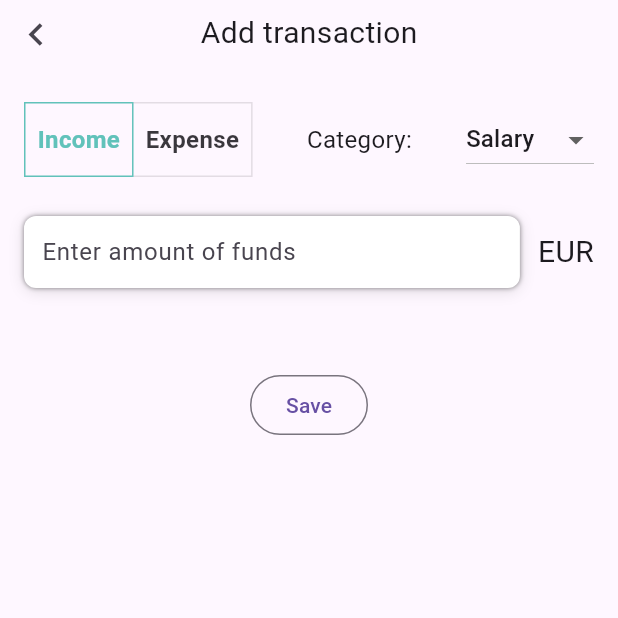
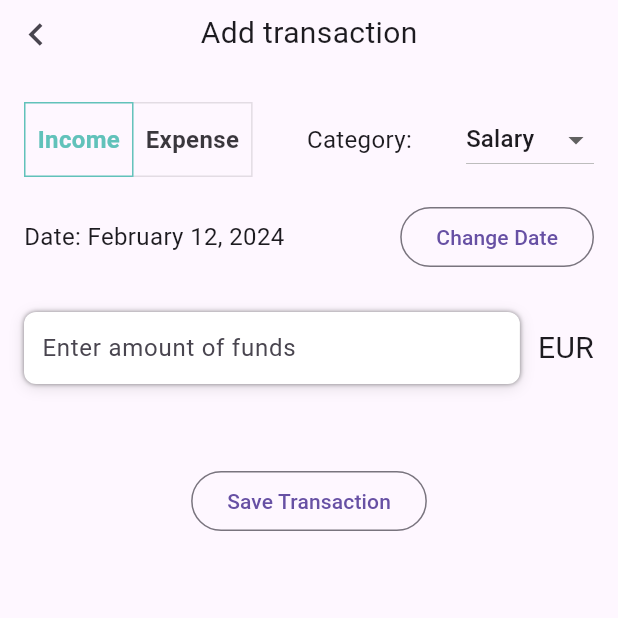
Before and after one commit to yyyosha/budget_tracker, a Flutter app: the TransactionCreateUpdateScreen screen opened by its route, on a phone screen of 412 x 824 dp, the top half of it. Run offline on Flutter 3.47's test engine with Material 3 defaults, Android fonts, the phone set to English and light mode, and no system bars; our stand-ins replace calendar_date_picker2, fl_chart, get, hive, hive_flutter; accounts and stored records are empty.

```diff
--- a/lib/app/theme/sizes.dart
+++ b/lib/app/theme/sizes.dart
@@ -1,12 +1,19 @@
 class AppSizes {
+  // padding
   static const paddingCore = 8.0;
   static const paddingSmall = 12.0;
   static const paddingMedium = 16.0;
   static const paddingLarge = 24.0;
 
+  // fontSize
+  static const fontSizeSmall = 16.0;
+  static const fontSizeMedium = 18.0;
+  static const fontSizeLarge = 20.0;
+
+  // height
   static const appBarHeight = 44.0;
+  static const cardHeaderHeight = 32.0;
 
+  // radius
   static const radius = 8.0;
-
-  static const cardHeaderHeight = 32.0;
 }
--- a/lib/presentation/controllers/transaction/create_update/controller.dart
+++ b/lib/presentation/controllers/transaction/create_update/controller.dart
@@ -18,6 +18,7 @@ class TransactionCreateUpdateController extends GetxController {
   final amountControllerError = false.obs;
   final type = EnumTransactionType.income.obs;
   final category = TransactionCategory.values.first.obs;
+  final transactionDate = DateTime.now().obs;
   final itemId = "".obs;
   final categories = TransactionCategory.values.obs;
   final Rx<TransactionModel?> item = TransactionModel.createFake().obs;
@@ -65,7 +66,7 @@ class TransactionCreateUpdateController extends GetxController {
         amount: double.parse(amountController.value.text),
         type: type.value,
         category: category.value,
-        createdAt: DateTime.now(),
+        createdAt: transactionDate.value,
       );
       await repository.create(model);
       Get.offAndToNamed(Routes.transactionList);
@@ -80,7 +81,7 @@ class TransactionCreateUpdateController extends GetxController {
         amount: double.parse(amountController.text),
         type: type.value,
         category: category.value,
-        createdAt: item.value!.createdAt,
+        createdAt: transactionDate.value,
       );
       await repository.edit(model);
       Get.offAndToNamed(Routes.transactionList);
@@ -92,6 +93,7 @@ class TransactionCreateUpdateController extends GetxController {
     amountController.text = Parser.doubleToString(item.value!.amount);
     category.value = item.value!.category;
     type.value = item.value!.type;
+    transactionDate.value = item.value!.createdAt;
     if (type.value == EnumTransactionType.income) {
       categories.value = EnumTransactionIncomeCategory.values;
     } else {
--- a/lib/presentation/screens/core/app_bar.dart
+++ b/lib/presentation/screens/core/app_bar.dart
@@ -29,7 +29,7 @@ class BtAppBar extends StatelessWidget implements PreferredSizeWidget {
             ),
             Text(
               title,
-              style: const TextStyle(fontSize: 20.0),
+              style: const TextStyle(fontSize: AppSizes.fontSizeLarge),
             ),
             const SizedBox(width: 48.0),
           ],
--- a/lib/presentation/screens/statistics/statistics_screen.dart
+++ b/lib/presentation/screens/statistics/statistics_screen.dart
@@ -30,7 +30,7 @@ class StatisticsScreen extends GetView<StatisticsController> {
                     child: Text(
                       "There are is not transactions",
                       style: TextStyle(
-                        fontSize: 20.0,
+                        fontSize: AppSizes.fontSizeLarge,
                         fontWeight: FontWeight.w400,
                       ),
                     ),
@@ -41,7 +41,7 @@ class StatisticsScreen extends GetView<StatisticsController> {
                         const Text(
                           "Total",
                           style: TextStyle(
-                            fontSize: 18.0,
+                            fontSize: AppSizes.fontSizeMedium,
                           ),
                         ),
                         AppPieChart(
@@ -66,7 +66,7 @@ class StatisticsScreen extends GetView<StatisticsController> {
                         const Text(
                           "By Categories",
                           style: TextStyle(
-                            fontSize: 18.0,
+                            fontSize: AppSizes.fontSizeMedium,
                           ),
                         ),
                         const SizedBox(height: AppSizes.paddingLarge),
--- a/lib/presentation/screens/transaction/create_update/transaction_create_update_screen.dart
+++ b/lib/presentation/screens/transaction/create_update/transaction_create_update_screen.dart
@@ -5,8 +5,10 @@ import 'package:budget_tracker/domain/models/transaction/transaction.dart';
 import 'package:budget_tracker/presentation/controllers/transaction/create_update/controller.dart';
 import 'package:budget_tracker/presentation/screens/core/app_bar.dart';
 import 'package:budget_tracker/presentation/widgets/text_field.dart';
+import 'package:calendar_date_picker2/calendar_date_picker2.dart';
 import 'package:flutter/material.dart';
 import 'package:get/get.dart';
+import 'package:intl/intl.dart';
 
 class TransactionCreateUpdateScreen
     extends GetView<TransactionCreateUpdateController> {
@@ -57,7 +59,7 @@ class TransactionCreateUpdateScreen
                                   child: Text(
                                     e.getString,
                                     style: const TextStyle(
-                                      fontSize: 16.0,
+                                      fontSize: AppSizes.fontSizeSmall,
                                       fontWeight: FontWeight.w600,
                                     ),
                                   ),
@@ -68,7 +70,7 @@ class TransactionCreateUpdateScreen
                         const Text(
                           "Category:",
                           style: TextStyle(
-                            fontSize: 16.0,
+                            fontSize: AppSizes.fontSizeSmall,
                           ),
                         ),
                         DropdownButton(
@@ -90,6 +92,30 @@ class TransactionCreateUpdateScreen
                     ),
                   ),
                   const SizedBox(height: AppSizes.paddingMedium),
+                  Row(
+                    mainAxisAlignment: MainAxisAlignment.spaceBetween,
+                    children: [
+                      Text(
+                        "Date: ${DateFormat.yMMMMd('en_US').format(
+                          controller.transactionDate.value,
+                        )}",
+                        style: const TextStyle(
+                          fontSize: AppSizes.fontSizeSmall,
+                        ),
+                      ),
+                      OutlinedButton(
+                        onPressed: () => _showCalendar(context),
+                        child: const Text("Change Date"),
+                      ),
+                    ],
+                  ),
+                  // CalendarDatePicker2(
+                  //   config: CalendarDatePicker2Config(),
+                  //   value: [
+                  //     DateTime.now(),
+                  //   ],
+                  // ),
+                  const SizedBox(height: AppSizes.paddingMedium),
                   CustomTextFormField(
                     controller: controller.amountController,
                     validationError: controller.amountControllerError.value,
@@ -99,7 +125,7 @@ class TransactionCreateUpdateScreen
                   const SizedBox(height: AppSizes.paddingLarge),
                   OutlinedButton(
                     onPressed: controller.save,
-                    child: const Text("Save"),
+                    child: const Text("Save Transaction"),
                   ),
                 ],
               ),
@@ -109,4 +135,16 @@ class TransactionCreateUpdateScreen
       ),
     );
   }
+
+  Future<void> _showCalendar(BuildContext context) async {
+    final dateTime = await showCalendarDatePicker2Dialog(
+      context: context,
+      config: CalendarDatePicker2WithActionButtonsConfig(),
+      dialogSize: const Size(325, 400),
+      value: [controller.transactionDate.value],
+      borderRadius: BorderRadius.circular(AppSizes.radius),
+    );
+    controller.transactionDate.value =
+        dateTime != null ? dateTime[0]! : DateTime.now();
+  }
 }
--- a/lib/presentation/screens/transaction/list/transaction_list_screen.dart
+++ b/lib/presentation/screens/transaction/list/transaction_list_screen.dart
@@ -26,7 +26,7 @@ class TransactionListScreen extends GetView<TransactionListController> {
                   child: Text(
                     "There are is not transactions",
                     style: TextStyle(
-                      fontSize: 20.0,
+                      fontSize: AppSizes.fontSizeLarge,
                       fontWeight: FontWeight.w400,
                     ),
                   ),
--- a/lib/presentation/widgets/charts/pie_chart.dart
+++ b/lib/presentation/widgets/charts/pie_chart.dart
@@ -1,3 +1,4 @@
+import 'package:budget_tracker/app/theme/sizes.dart';
 import 'package:fl_chart/fl_chart.dart';
 import 'package:flutter/material.dart';
 
@@ -22,7 +23,7 @@ class AppPieChart extends StatelessWidget {
               child: Text(
               "You don't have such transactions",
               style: TextStyle(
-                fontSize: 18.0,
+                fontSize: AppSizes.fontSizeMedium,
               ),
             ))
           : PieChart(
--- a/lib/presentation/widgets/text_field.dart
+++ b/lib/presentation/widgets/text_field.dart
@@ -81,7 +81,10 @@ class CustomTextFormField extends StatelessWidget {
               ),
             ),
             const SizedBox(width: AppSizes.paddingSmall),
-            const Text("EUR", style: TextStyle(fontSize: 20.0)),
+            const Text(
+              "EUR",
+              style: TextStyle(fontSize: AppSizes.fontSizeLarge),
+            ),
           ],
         ),
         if (validationError && controller.text.isEmpty)
--- a/lib/presentation/widgets/transaction/transaction_card.dart
+++ b/lib/presentation/widgets/transaction/transaction_card.dart
@@ -41,7 +41,7 @@ class TransactionCard extends StatelessWidget {
             ),
             child: Center(
               child: Text(
-                DateFormat.yMMMMd('en_US').add_Hm().format(item.createdAt),
+                DateFormat.yMMMMd('en_US').format(item.createdAt),
                 style: const TextStyle(
                   color: Colors.white,
                   fontWeight: FontWeight.w700,
--- a/pubspec.yaml
+++ b/pubspec.yaml
@@ -17,6 +17,7 @@ dependencies:
   hive_flutter: 1.1.0
   uuid: 4.3.3
   intl: 0.19.0
+  calendar_date_picker2: 0.5.3
 
 dev_dependencies:
   flutter_test:
```
Also changed, not shown: pubspec.lock.
